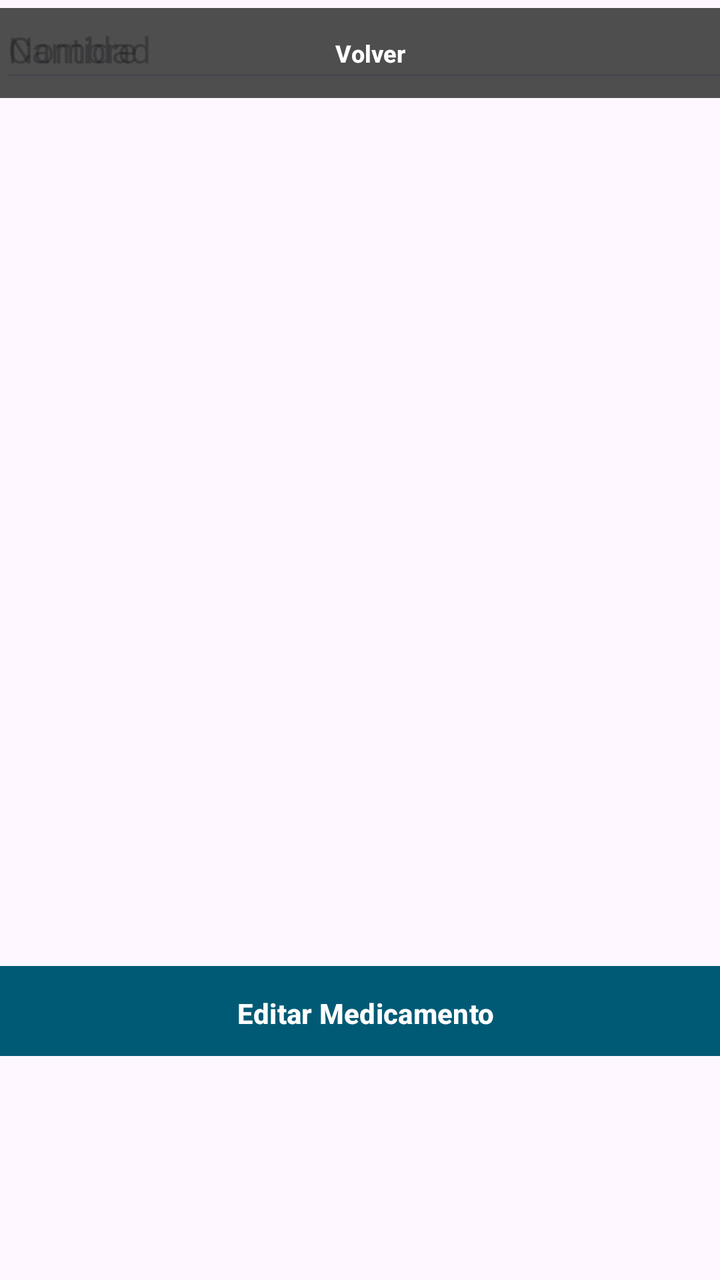
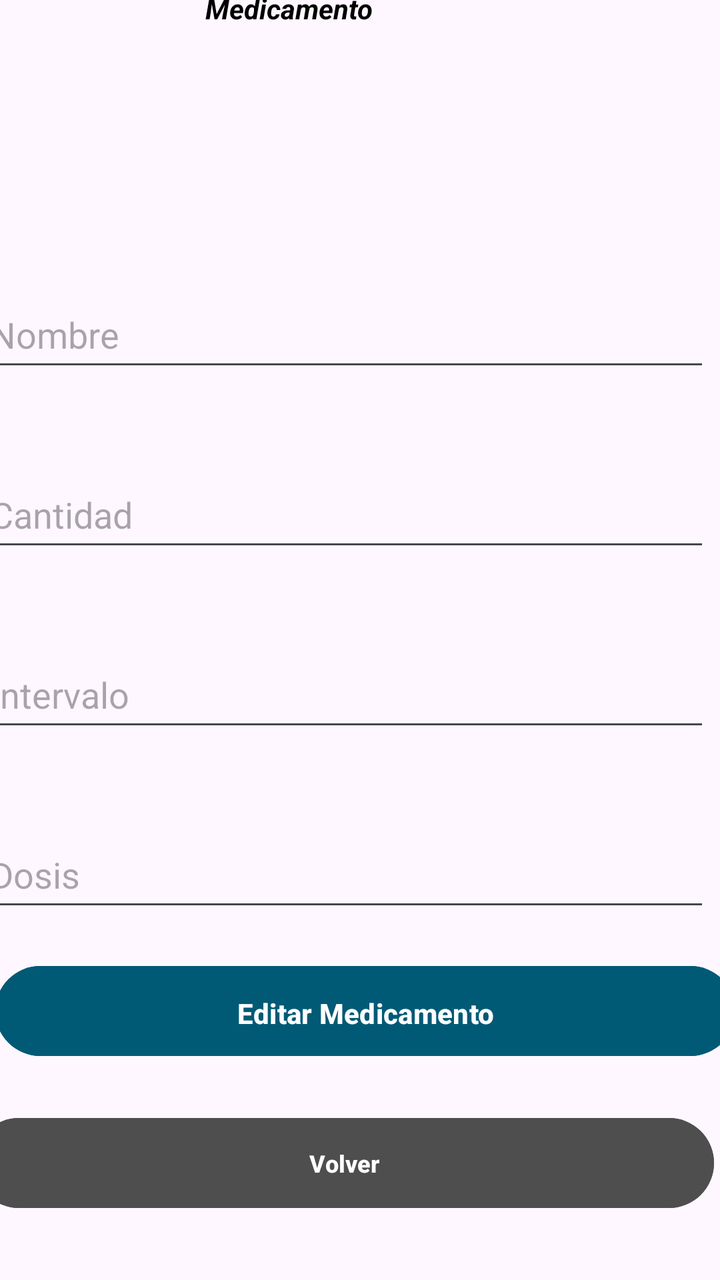

Before-and-after screenshots of an Android layout around one commit, followed by the original layout XML and the change that was made.
<!-- AndroidManifest.xml: application theme Theme.MobilesVC -->
<!-- res/layout/medicamento_view.xml -->
<?xml version="1.0" encoding="utf-8"?>
<androidx.constraintlayout.widget.ConstraintLayout xmlns:android="http://schemas.android.com/apk/res/android"
    xmlns:app="http://schemas.android.com/apk/res-auto"
    xmlns:tools="http://schemas.android.com/tools"
    android:layout_width="match_parent"
    android:layout_height="match_parent">

    <Button
        android:id="@+id/vToMedicamentoEdit"
        android:layout_width="370dp"
        android:layout_height="53dp"
        android:layout_marginTop="48dp"
        android:layout_marginBottom="108dp"
        android:backgroundTint="#015A75"
        android:paddingVertical="14dp"
        android:text="Editar Medicamento"
        android:textStyle="bold"
        app:cornerRadius="@dimen/item_transform_image_length"
        app:layout_constraintBottom_toBottomOf="parent"
        app:layout_constraintEnd_toEndOf="parent"
        app:layout_constraintHorizontal_bias="0.292"
        app:layout_constraintStart_toStartOf="parent"
        app:layout_constraintTop_toBottomOf="@+id/etClave" />

    <com.google.android.material.textfield.TextInputEditText
        android:id="@+id/vIntervaloMedicamento"
        android:layout_width="364dp"
        android:layout_height="46dp"
        android:clickable="false"
        android:hint="Intervalo"
        tools:layout_editor_absoluteX="16dp"
        tools:layout_editor_absoluteY="342dp" />

    <com.google.android.material.textfield.TextInputEditText
        android:id="@+id/vDosis"
        android:layout_width="364dp"
        android:layout_height="46dp"
        android:clickable="false"
        android:hint="Dosis"
        tools:layout_editor_absoluteX="16dp"
        tools:layout_editor_absoluteY="417dp" />

    <TextView
        android:id="@+id/textView11"
        android:layout_width="wrap_content"
        android:layout_height="wrap_content"
        android:fontFamily="sans-serif"
        android:text="Medicamento"
        android:textColor="#000000"
        android:textStyle="bold|italic"
        tools:layout_editor_absoluteX="128dp"
        tools:layout_editor_absoluteY="71dp"
        tools:textSize="26sp" />

    <Button
        android:id="@+id/vVolverMedicamento"
        android:layout_width="370dp"
        android:layout_height="53dp"
        android:layout_marginHorizontal="24dp"
        android:backgroundTint="#4E4E4E"
        android:paddingVertical="10dp"
        android:text="Volver"
        android:textSize="12sp"
        android:textStyle="bold"
        android:visibility="visible"
        app:cornerRadius="@dimen/item_transform_image_length"
        tools:layout_editor_absoluteX="12dp"
        tools:layout_editor_absoluteY="646dp" />

    <com.google.android.material.textfield.TextInputEditText
        android:id="@+id/vCantidadMedicamento"
        android:layout_width="364dp"
        android:layout_height="46dp"
        android:clickable="false"
        android:hint="Cantidad"
        tools:layout_editor_absoluteX="16dp"
        tools:layout_editor_absoluteY="262dp" />

    <com.google.android.material.textfield.TextInputEditText
        android:id="@+id/vNombreMedicamento"
        android:layout_width="364dp"
        android:layout_height="46dp"
        android:clickable="false"
        android:hint="Nombre"
        tools:layout_editor_absoluteX="16dp"
        tools:layout_editor_absoluteY="177dp" />
</androidx.constraintlayout.widget.ConstraintLayout>
<!-- resources referenced by this layout -->
<resources>
  <style name="Theme.MobilesVC" parent="Base.Theme.MobilesVC" />
  <style name="Base.Theme.MobilesVC" parent="Theme.Material3.DayNight.NoActionBar">
          
          
      </style>
</resources>

<!-- the commit's change to res/layout/medicamento_view.xml (unified diff, before → after) -->
@@ -15,41 +15,57 @@
         android:paddingVertical="14dp"
         android:text="Editar Medicamento"
         android:textStyle="bold"
-        app:cornerRadius="@dimen/item_transform_image_length"
         app:layout_constraintBottom_toBottomOf="parent"
         app:layout_constraintEnd_toEndOf="parent"
         app:layout_constraintHorizontal_bias="0.292"
-        app:layout_constraintStart_toStartOf="parent"
-        app:layout_constraintTop_toBottomOf="@+id/etClave" />
+        app:layout_constraintStart_toStartOf="parent" />
 
     <com.google.android.material.textfield.TextInputEditText
         android:id="@+id/vIntervaloMedicamento"
         android:layout_width="364dp"
-        android:layout_height="46dp"
+        android:layout_height="50dp"
+        android:layout_marginStart="16dp"
+        android:layout_marginTop="20dp"
+        android:layout_marginEnd="31dp"
+        android:layout_marginBottom="20dp"
         android:clickable="false"
         android:hint="Intervalo"
-        tools:layout_editor_absoluteX="16dp"
-        tools:layout_editor_absoluteY="342dp" />
+        app:layout_constraintBottom_toTopOf="@+id/vDosis"
+        app:layout_constraintEnd_toEndOf="parent"
+        app:layout_constraintStart_toStartOf="parent"
+        app:layout_constraintTop_toBottomOf="@+id/vCantidadMedicamento" />
 
     <com.google.android.material.textfield.TextInputEditText
         android:id="@+id/vDosis"
         android:layout_width="364dp"
-        android:layout_height="46dp"
+        android:layout_height="50dp"
+        android:layout_marginStart="16dp"
+        android:layout_marginTop="20dp"
+        android:layout_marginEnd="31dp"
+        android:layout_marginBottom="95dp"
         android:clickable="false"
         android:hint="Dosis"
-        tools:layout_editor_absoluteX="16dp"
-        tools:layout_editor_absoluteY="417dp" />
+        app:layout_constraintBottom_toTopOf="@+id/vToMedicamentoEdit"
+        app:layout_constraintEnd_toEndOf="parent"
+        app:layout_constraintStart_toStartOf="parent"
+        app:layout_constraintTop_toBottomOf="@+id/vIntervaloMedicamento" />
 
     <TextView
         android:id="@+id/textView11"
-        android:layout_width="wrap_content"
-        android:layout_height="wrap_content"
+        android:layout_width="155dp"
+        android:layout_height="35dp"
+        android:layout_marginStart="128dp"
+        android:layout_marginTop="71dp"
+        android:layout_marginEnd="128dp"
+        android:layout_marginBottom="71dp"
         android:fontFamily="sans-serif"
         android:text="Medicamento"
         android:textColor="#000000"
         android:textStyle="bold|italic"
-        tools:layout_editor_absoluteX="128dp"
-        tools:layout_editor_absoluteY="71dp"
+        app:layout_constraintBottom_toTopOf="@+id/vNombreMedicamento"
+        app:layout_constraintEnd_toEndOf="parent"
+        app:layout_constraintStart_toStartOf="parent"
+        app:layout_constraintTop_toTopOf="parent"
         tools:textSize="26sp" />
 
     <Button
@@ -57,31 +73,48 @@
         android:layout_width="370dp"
         android:layout_height="53dp"
         android:layout_marginHorizontal="24dp"
+        android:layout_marginStart="12dp"
+        android:layout_marginTop="23dp"
+        android:layout_marginEnd="29dp"
+        android:layout_marginBottom="32dp"
         android:backgroundTint="#4E4E4E"
         android:paddingVertical="10dp"
         android:text="Volver"
         android:textSize="12sp"
         android:textStyle="bold"
         android:visibility="visible"
-        app:cornerRadius="@dimen/item_transform_image_length"
-        tools:layout_editor_absoluteX="12dp"
-        tools:layout_editor_absoluteY="646dp" />
+        app:layout_constraintBottom_toBottomOf="parent"
+        app:layout_constraintEnd_toEndOf="parent"
+        app:layout_constraintStart_toStartOf="parent"
+        app:layout_constraintTop_toBottomOf="@+id/vToMedicamentoEdit" />
 
     <com.google.android.material.textfield.TextInputEditText
         android:id="@+id/vCantidadMedicamento"
         android:layout_width="364dp"
-        android:layout_height="46dp"
+        android:layout_height="50dp"
+        android:layout_marginStart="16dp"
+        android:layout_marginTop="20dp"
+        android:layout_marginEnd="31dp"
+        android:layout_marginBottom="20dp"
         android:clickable="false"
         android:hint="Cantidad"
-        tools:layout_editor_absoluteX="16dp"
-        tools:layout_editor_absoluteY="262dp" />
+        app:layout_constraintBottom_toTopOf="@+id/vIntervaloMedicamento"
+        app:layout_constraintEnd_toEndOf="parent"
+        app:layout_constraintStart_toStartOf="parent"
+        app:layout_constraintTop_toBottomOf="@+id/vNombreMedicamento" />
 
     <com.google.android.material.textfield.TextInputEditText
         android:id="@+id/vNombreMedicamento"
         android:layout_width="364dp"
-        android:layout_height="46dp"
+        android:layout_height="50dp"
+        android:layout_marginStart="16dp"
+        android:layout_marginTop="40dp"
+        android:layout_marginEnd="31dp"
+        android:layout_marginBottom="20dp"
         android:clickable="false"
         android:hint="Nombre"
-        tools:layout_editor_absoluteX="16dp"
-        tools:layout_editor_absoluteY="177dp" />
+        app:layout_constraintBottom_toTopOf="@+id/vCantidadMedicamento"
+        app:layout_constraintEnd_toEndOf="parent"
+        app:layout_constraintStart_toStartOf="parent"
+        app:layout_constraintTop_toBottomOf="@+id/textView11" />
 </androidx.constraintlayout.widget.ConstraintLayout>
